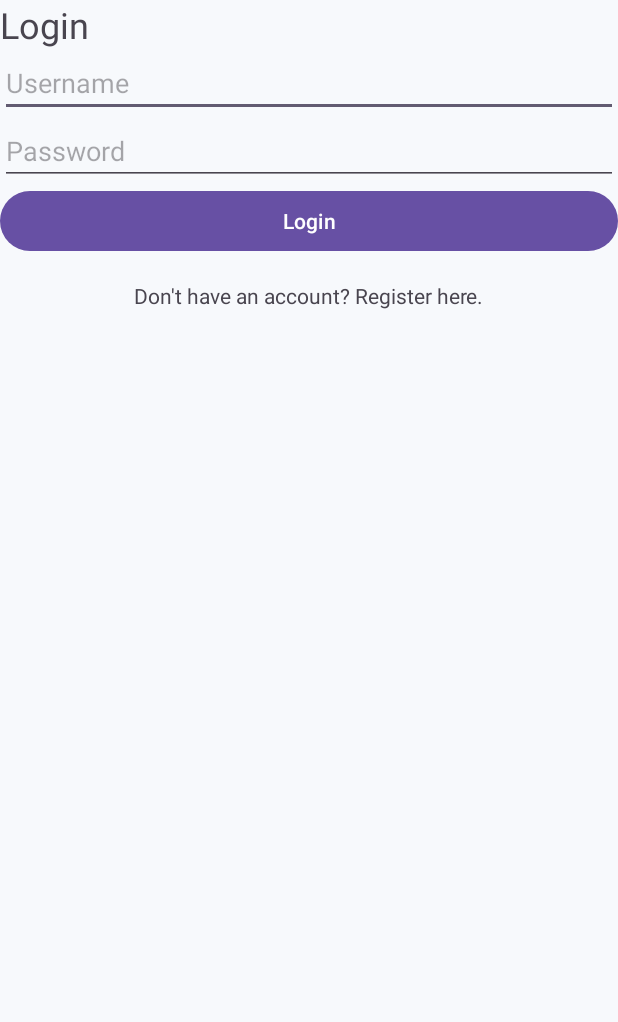
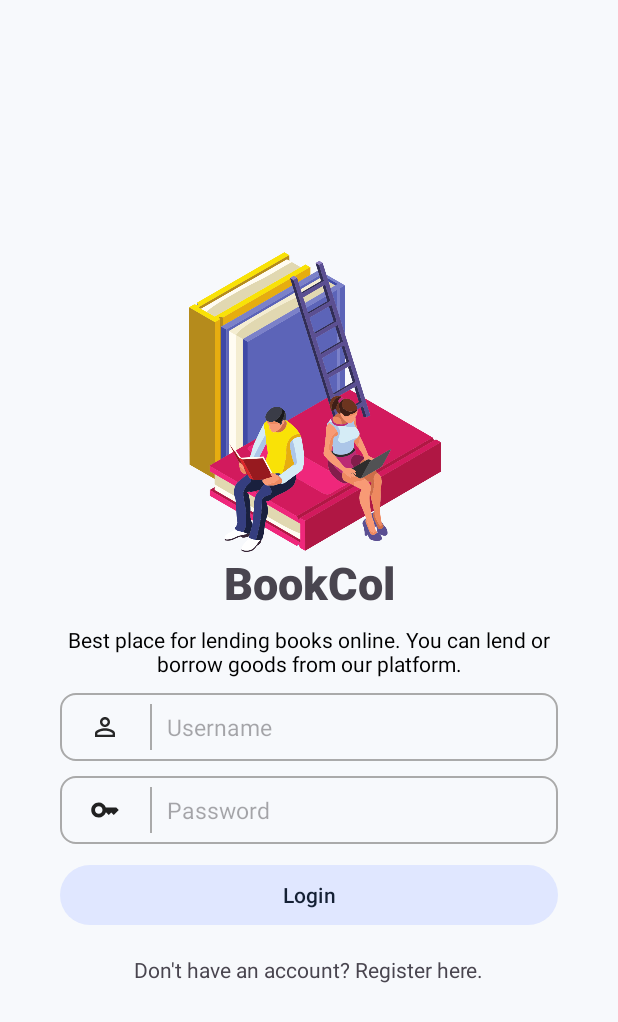
Before and after one commit to axvolkzki/MOBDEVE-MCO, an Android app: the screen it shows after launch (MainActivity), on a phone screen of 412 x 824 dp. Shown: the top 1022 px of the screen. Run offline under Robolectric (Android 15) with nearby library versions, the phone set to English and light mode, and no system bars.

Commit message:
Improved the layout and design of the login page.

```diff
--- /dev/null
+++ b/app/src/main/res/drawable/ic_baseline_key_24.xml
@@ -0,0 +1,5 @@
+<vector xmlns:android="http://schemas.android.com/apk/res/android" android:height="24dp" android:tint="#212121" android:viewportHeight="24" android:viewportWidth="24" android:width="24dp">
+
+    <path android:fillColor="@android:color/white" android:pathData="M21,10h-8.35C11.83,7.67 9.61,6 7,6c-3.31,0 -6,2.69 -6,6s2.69,6 6,6c2.61,0 4.83,-1.67 5.65,-4H13l2,2l2,-2l2,2l4,-4.04L21,10zM7,15c-1.65,0 -3,-1.35 -3,-3c0,-1.65 1.35,-3 3,-3s3,1.35 3,3C10,13.65 8.65,15 7,15z"/>
+
+</vector>
--- /dev/null
+++ b/app/src/main/res/drawable/ic_baseline_person_outline_24.xml
@@ -0,0 +1,5 @@
+<vector xmlns:android="http://schemas.android.com/apk/res/android" android:height="24dp" android:tint="#272727" android:viewportHeight="24" android:viewportWidth="24" android:width="24dp">
+
+    <path android:fillColor="@android:color/white" android:pathData="M12,5.9c1.16,0 2.1,0.94 2.1,2.1s-0.94,2.1 -2.1,2.1S9.9,9.16 9.9,8s0.94,-2.1 2.1,-2.1m0,9c2.97,0 6.1,1.46 6.1,2.1v1.1L5.9,18.1L5.9,17c0,-0.64 3.13,-2.1 6.1,-2.1M12,4C9.79,4 8,5.79 8,8s1.79,4 4,4 4,-1.79 4,-4 -1.79,-4 -4,-4zM12,13c-2.67,0 -8,1.34 -8,4v3h16v-3c0,-2.66 -5.33,-4 -8,-4z"/>
+
+</vector>
--- /dev/null
+++ b/app/src/main/res/drawable/rounded_border.xml
@@ -0,0 +1,10 @@
+<?xml version="1.0" encoding="utf-8"?>
+<shape xmlns:android="http://schemas.android.com/apk/res/android">
+    <!-- Corner radius -->
+    <corners android:radius="10dp" />
+
+    <!-- Border color and width -->
+    <stroke
+        android:width="1dp"
+        android:color="@android:color/darker_gray" />
+</shape>
--- /dev/null
+++ b/app/src/main/res/drawable/rounded_button.xml
@@ -0,0 +1,5 @@
+<?xml version="1.0" encoding="utf-8"?>
+<shape xmlns:android="http://schemas.android.com/apk/res/android" android:shape="rectangle">
+    <solid android:color="@color/lightActiveButton" />
+    <corners android:radius="50dp" />
+</shape>
--- a/app/src/main/res/layout/activity_main.xml
+++ b/app/src/main/res/layout/activity_main.xml
@@ -8,48 +8,140 @@
     android:background="@color/lightBackground"
     tools:context=".MainActivity">
 
+    <androidx.constraintlayout.widget.ConstraintLayout
+        android:id="@+id/centeredContainer"
+        android:layout_width="0dp"
+        android:layout_height="wrap_content"
+        app:layout_constraintEnd_toEndOf="parent"
+        app:layout_constraintStart_toStartOf="parent"
+        app:layout_constraintTop_toTopOf="parent"
+        app:layout_constraintBottom_toBottomOf="parent"
+        app:layout_constraintVertical_bias="0.5"
+        android:padding="40dp"
+        > <!-- Center vertically -->
+
+        <ImageView
+            android:id="@+id/imageView"
+            android:layout_width="200dp"
+            android:layout_height="200dp"
+            android:background="@drawable/ic_reading_books"
+            app:layout_constraintEnd_toEndOf="parent"
+            app:layout_constraintStart_toStartOf="parent"
+            app:layout_constraintBottom_toTopOf="@id/textViewTitle"
+            />
+
         <TextView
             android:id="@+id/textViewTitle"
             android:layout_width="0dp"
             android:layout_height="wrap_content"
-        android:layout_marginBottom="24dp"
-        android:text="Login"
-        android:textSize="24sp"
+            android:fontFamily="sans-serif-black"
+            android:gravity="center"
+            android:text="BookCol"
+            android:textSize="30sp"
             app:layout_constraintEnd_toEndOf="parent"
             app:layout_constraintStart_toStartOf="parent"
-        app:layout_constraintTop_toTopOf="parent" />
+            app:layout_constraintTop_toBottomOf="@+id/imageView" />
+
+        <TextView
+            android:id="@+id/textView"
+            android:layout_width="wrap_content"
+            android:layout_height="wrap_content"
+            android:layout_marginTop="8dp"
+            android:text="Best place for lending books online. You can lend or borrow goods from our platform."
+            android:textAlignment="center"
+            android:textColor="@color/black"
+            app:layout_constraintEnd_toEndOf="parent"
+            app:layout_constraintStart_toStartOf="parent"
+            app:layout_constraintTop_toBottomOf="@+id/textViewTitle" />
+
+        <LinearLayout
+            android:id="@+id/editTextUsernameLayout"
+            android:layout_width="match_parent"
+            android:layout_height="45dp"
+            android:background="@drawable/rounded_border"
+            android:gravity="center"
+            android:layout_marginTop="10dp"
+            app:layout_constraintEnd_toEndOf="parent"
+            app:layout_constraintStart_toStartOf="parent"
+            app:layout_constraintTop_toBottomOf="@+id/textView"
+            app:layout_constraintVertical_bias="0.1">
+
+            <ImageView
+                android:layout_width="20sp"
+                android:layout_height="20sp"
+                android:layout_margin="20dp"
+                android:background="@drawable/ic_baseline_person_outline_24" />
+
+            <View
+                android:layout_width="1dp"
+                android:layout_height="match_parent"
+                android:background="@android:color/darker_gray"
+                android:layout_marginTop="7dp"
+                android:layout_marginBottom="7dp" />
+
 
             <EditText
                 android:id="@+id/editTextUsername"
-        android:layout_width="0dp"
+                android:layout_width="match_parent"
                 android:layout_height="wrap_content"
+                android:layout_margin="10dp"
+                android:gravity="center_vertical"
                 android:layout_marginBottom="16dp"
+                android:textSize="15sp"
                 android:hint="Username"
                 android:inputType="text"
+                android:background="@null" />
+        </LinearLayout>
+
+        <LinearLayout
+            android:id="@+id/editTextPasswordLayout"
+            android:layout_width="match_parent"
+            android:layout_height="45dp"
+            android:background="@drawable/rounded_border"
+            android:gravity="center"
+            android:layout_marginTop="10dp"
+            android:layout_marginBottom="10dp"
             app:layout_constraintEnd_toEndOf="parent"
             app:layout_constraintStart_toStartOf="parent"
-        app:layout_constraintTop_toBottomOf="@+id/textViewTitle"
-        app:layout_constraintVertical_bias="0.1" />
+            app:layout_constraintTop_toBottomOf="@+id/editTextUsernameLayout"
+            app:layout_constraintVertical_bias="0.1">
+
+            <ImageView
+                android:layout_width="20sp"
+                android:layout_height="20sp"
+                android:layout_margin="20dp"
+                android:background="@drawable/ic_baseline_key_24" />
+
+            <View
+                android:layout_width="1dp"
+                android:layout_height="match_parent"
+                android:background="@android:color/darker_gray"
+                android:layout_marginTop="7dp"
+                android:layout_marginBottom="7dp" />
+
 
             <EditText
                 android:id="@+id/editTextPassword"
-        android:layout_width="0dp"
+                android:layout_width="match_parent"
                 android:layout_height="wrap_content"
-        android:layout_marginBottom="24dp"
+                android:layout_margin="10dp"
+                android:gravity="center_vertical"
+                android:layout_marginBottom="16dp"
+                android:textSize="15sp"
                 android:hint="Password"
                 android:inputType="textPassword"
-        app:layout_constraintEnd_toEndOf="parent"
-        app:layout_constraintStart_toStartOf="parent"
-        app:layout_constraintTop_toBottomOf="@+id/editTextUsername" />
+                android:background="@null" />
+        </LinearLayout>
 
         <Button
             android:id="@+id/buttonLogin"
             android:layout_width="0dp"
             android:layout_height="wrap_content"
+            android:layout_marginTop="10dp"
             android:text="Login"
             app:layout_constraintEnd_toEndOf="parent"
             app:layout_constraintStart_toStartOf="parent"
-        app:layout_constraintTop_toBottomOf="@+id/editTextPassword" />
+            app:layout_constraintTop_toBottomOf="@+id/editTextPasswordLayout" />
 
         <TextView
             android:id="@+id/textViewRegister"
@@ -63,3 +155,4 @@
             app:layout_constraintTop_toBottomOf="@+id/buttonLogin" />
 
     </androidx.constraintlayout.widget.ConstraintLayout>
+</androidx.constraintlayout.widget.ConstraintLayout>
--- a/app/src/main/res/values/themes.xml
+++ b/app/src/main/res/values/themes.xml
@@ -1,9 +1,15 @@
 <resources xmlns:tools="http://schemas.android.com/tools">
     <!-- Base application theme. -->
     <style name="Base.Theme.Bookcol" parent="Theme.Material3.DayNight.NoActionBar">
-        <!-- Customize your light theme here. -->
-        <!-- <item name="colorPrimary">@color/my_light_primary</item> -->
+        <!-- Light mode colors -->
+        <item name="colorPrimary">@color/lightPrimary</item>
+        <item name="colorSecondary">@color/lightSecondary</item>
+        <item name="colorAccent">@color/lightAccent</item>
+        <item name="colorOnPrimary">@color/lightTextIcons</item>
+        <item name="colorError">@color/lightErrorWarning</item>
+        <item name="colorButtonNormal">@color/lightActiveButton</item>
     </style>
 
+    <!-- Derived Theme -->
     <style name="Theme.Bookcol" parent="Base.Theme.Bookcol" />
 </resources>
```
Also changed, not shown: app/src/main/res/drawable/ic_reading_books.png (added). Lines whose indentation alone changed are shown as unchanged.
